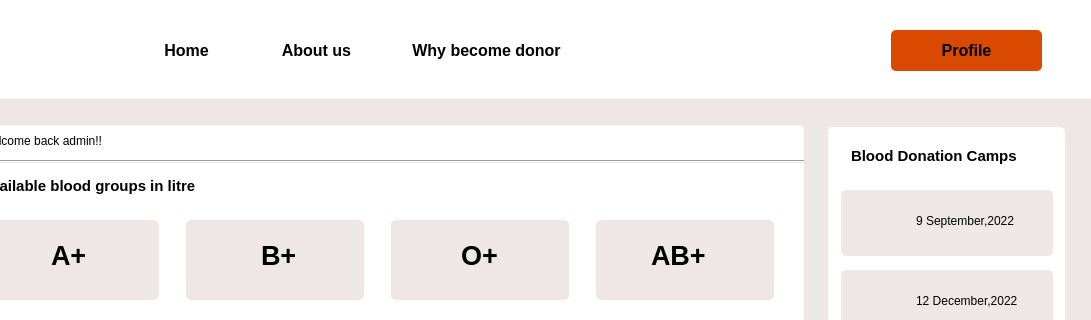
Old version of the form admin_dashboard.ui in the repository Rista10/Final; both pictures show x 179 to 1270 and y 0 to 320 of the 1270 by 700 pixel window.
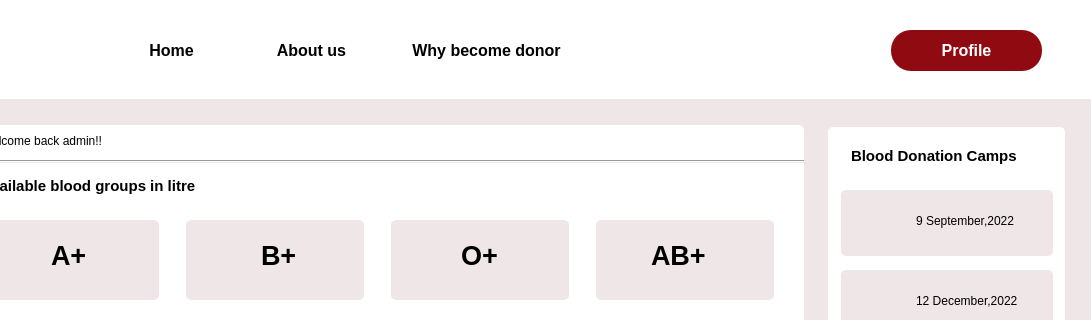
New version of the form. Icons and pictures are not drawn.

```diff
--- a/admin_dashboard.ui
+++ b/admin_dashboard.ui
@@ -262,8 +262,15 @@
    <property name="styleSheet">
     <string notr="true">#login
 {
- background-color:rgb(218, 73, 0);
-border-radius:5px;
+ background-color:rgb(144, 10, 18);
+border-radius:20px;
+	color: rgb(255, 255, 255);
+}
+
+#login::hover
+{
+background-color:white;
+	color: rgb(144, 10, 18);
 }</string>
    </property>
    <property name="text">
@@ -355,7 +362,7 @@
     <rect>
      <x>420</x>
      <y>30</y>
-     <width>151</width>
+     <width>141</width>
      <height>41</height>
     </rect>
    </property>
@@ -370,7 +377,13 @@
 
 {
  background-color:rgb(255, 255, 255);
-border-radius:5px;
+border-radius:0.5px;
+}
+
+#about::hover
+{
+border-bottom :3px solid rgb(144, 10, 18);
+color: rgb(144, 10, 18);
 }</string>
    </property>
    <property name="text">
@@ -1056,7 +1069,7 @@
     <rect>
      <x>290</x>
      <y>30</y>
-     <width>151</width>
+     <width>121</width>
      <height>41</height>
     </rect>
    </property>
@@ -1071,7 +1084,12 @@
 
 {
  background-color:rgb(255, 255, 255);
-border-radius:5px;
+border-radius:0.5px;
+}
+#home:hover
+{
+border-bottom :3px solid rgb(144, 10, 18);
+color: rgb(144, 10, 18);
 }</string>
    </property>
    <property name="text">
```
Left out of the diff: 254 changed lines with no effect on the pictures.
